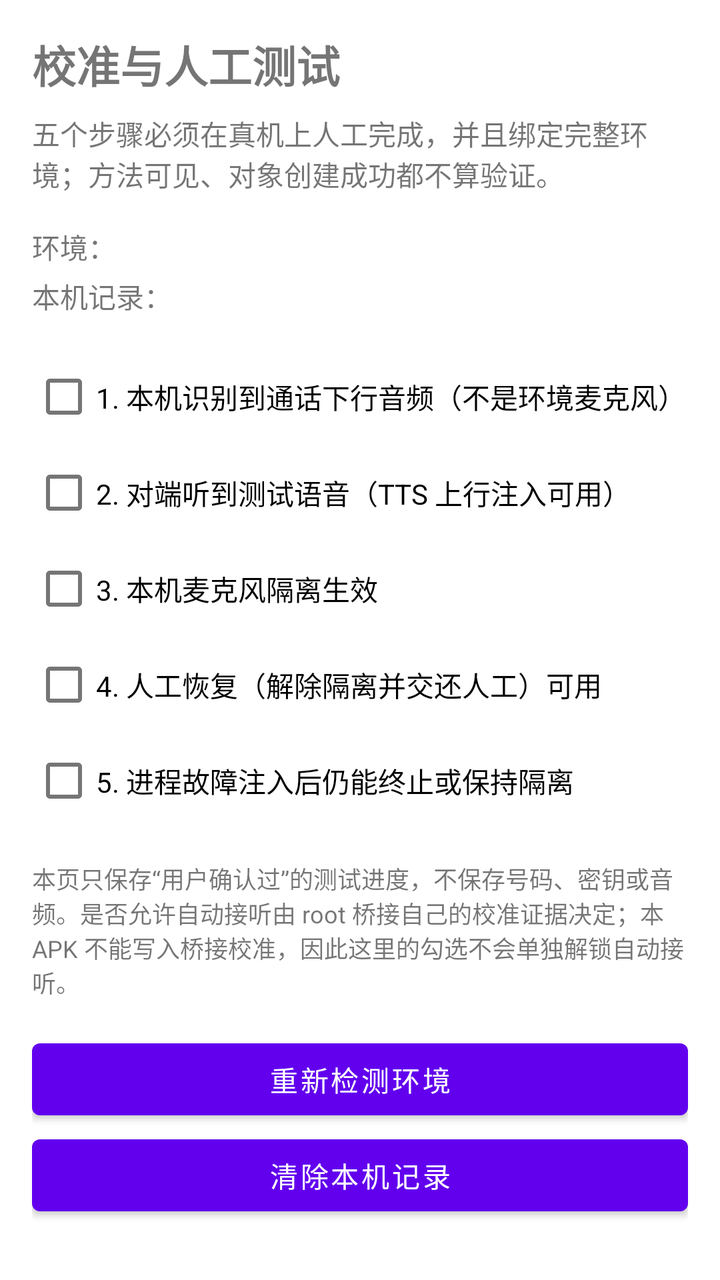
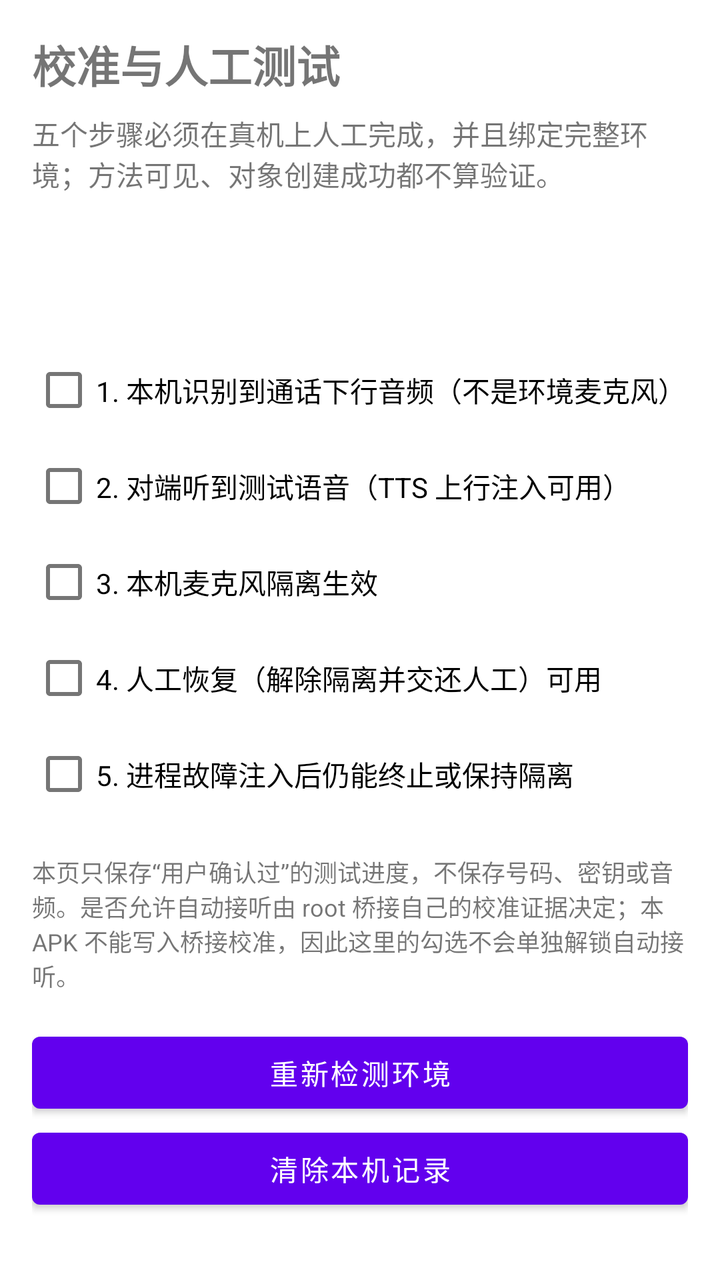

Compare the two renders of this Android layout. The source of the first and the diff that turns it into the second are given below.
<!-- AndroidManifest.xml: application theme Theme.AgentCall -->
<!-- res/layout/activity_calibration.xml -->
<?xml version="1.0" encoding="utf-8"?>
<ScrollView xmlns:android="http://schemas.android.com/apk/res/android"
    android:layout_width="match_parent"
    android:layout_height="match_parent"
    android:fillViewport="true">

    <LinearLayout
        android:layout_width="match_parent"
        android:layout_height="wrap_content"
        android:orientation="vertical"
        android:padding="16dp">

        <TextView
            android:layout_width="match_parent"
            android:layout_height="wrap_content"
            android:text="@string/calibration_title"
            android:textSize="22sp"
            android:textStyle="bold" />

        <TextView
            android:layout_width="match_parent"
            android:layout_height="wrap_content"
            android:layout_marginTop="8dp"
            android:text="@string/calibration_intro" />

        <TextView
            android:id="@+id/calibration_environment"
            android:layout_width="match_parent"
            android:layout_height="wrap_content"
            android:layout_marginTop="16dp"
            android:text="@string/calibration_environment_prefix" />

        <TextView
            android:id="@+id/calibration_state"
            android:layout_width="match_parent"
            android:layout_height="wrap_content"
            android:layout_marginTop="4dp"
            android:text="@string/calibration_state_prefix" />

        <TextView
            android:id="@+id/calibration_environment_note"
            android:layout_width="match_parent"
            android:layout_height="wrap_content"
            android:layout_marginTop="4dp"
            android:text="@string/calibration_environment_missing_note"
            android:textSize="12sp"
            android:visibility="gone" />

        <CheckBox
            android:id="@+id/step_downlink"
            android:layout_width="match_parent"
            android:layout_height="wrap_content"
            android:layout_marginTop="16dp"
            android:text="@string/calibration_step_downlink" />

        <CheckBox
            android:id="@+id/step_peer_heard"
            android:layout_width="match_parent"
            android:layout_height="wrap_content"
            android:text="@string/calibration_step_peer_heard" />

        <CheckBox
            android:id="@+id/step_mic_isolated"
            android:layout_width="match_parent"
            android:layout_height="wrap_content"
            android:text="@string/calibration_step_mic_isolated" />

        <CheckBox
            android:id="@+id/step_manual_restore"
            android:layout_width="match_parent"
            android:layout_height="wrap_content"
            android:text="@string/calibration_step_manual_restore" />

        <CheckBox
            android:id="@+id/step_process_failure"
            android:layout_width="match_parent"
            android:layout_height="wrap_content"
            android:text="@string/calibration_step_process_failure" />

        <TextView
            android:layout_width="match_parent"
            android:layout_height="wrap_content"
            android:layout_marginTop="16dp"
            android:text="@string/calibration_note"
            android:textSize="12sp" />

        <Button
            android:id="@+id/button_refresh_environment"
            android:layout_width="match_parent"
            android:layout_height="wrap_content"
            android:layout_marginTop="16dp"
            android:text="@string/calibration_button_refresh" />

        <Button
            android:id="@+id/button_reset"
            android:layout_width="match_parent"
            android:layout_height="wrap_content"
            android:text="@string/calibration_button_reset" />
    </LinearLayout>
</ScrollView>
<!-- resources referenced by this layout -->
<resources>
  <string name="calibration_button_refresh">重新检测环境</string>
  <string name="calibration_button_reset">清除本机记录</string>
  <string name="calibration_environment_missing_note">当前取不到完整的设备环境（桥接未向 APP 开放 diagnose），因此五步全部勾选也不能标记为已验证。</string>
  <string name="calibration_environment_prefix">环境：</string>
  <string name="calibration_intro">五个步骤必须在真机上人工完成，并且绑定完整环境；方法可见、对象创建成功都不算验证。</string>
  <string name="calibration_note">本页只保存“用户确认过”的测试进度，不保存号码、密钥或音频。是否允许自动接听由 root 桥接自己的校准证据决定；本 APK 不能写入桥接校准，因此这里的勾选不会单独解锁自动接听。</string>
  <string name="calibration_state_prefix">本机记录：</string>
  <string name="calibration_step_downlink">1. 本机识别到通话下行音频（不是环境麦克风）</string>
  <string name="calibration_step_manual_restore">4. 人工恢复（解除隔离并交还人工）可用</string>
  <string name="calibration_step_mic_isolated">3. 本机麦克风隔离生效</string>
  <string name="calibration_step_peer_heard">2. 对端听到测试语音（TTS 上行注入可用）</string>
  <string name="calibration_step_process_failure">5. 进程故障注入后仍能终止或保持隔离</string>
  <string name="calibration_title">校准与人工测试</string>
  <style name="Theme.AgentCall" parent="Theme.MaterialComponents.DayNight.DarkActionBar">
          
          <item name="colorPrimary">@color/purple_500</item>
          <item name="colorPrimaryVariant">@color/purple_700</item>
          <item name="colorOnPrimary">@color/white</item>
          
          <item name="colorSecondary">@color/teal_200</item>
          <item name="colorSecondaryVariant">@color/teal_700</item>
          <item name="colorOnSecondary">@color/black</item>
          
          <item name="android:statusBarColor">?attr/colorPrimaryVariant</item>
          
      </style>
  <color name="purple_500">#FF6200EE</color>
  <color name="purple_700">#FF3700B3</color>
  <color name="white">#FFFFFFFF</color>
  <color name="teal_200">#FF03DAC5</color>
  <color name="teal_700">#FF018786</color>
  <color name="black">#FF000000</color>
</resources>

<!-- the commit's change to res/layout/activity_calibration.xml (unified diff, before → after) -->
@@ -27,15 +27,13 @@
             android:id="@+id/calibration_environment"
             android:layout_width="match_parent"
             android:layout_height="wrap_content"
-            android:layout_marginTop="16dp"
-            android:text="@string/calibration_environment_prefix" />
+            android:layout_marginTop="16dp" />
 
         <TextView
             android:id="@+id/calibration_state"
             android:layout_width="match_parent"
             android:layout_height="wrap_content"
-            android:layout_marginTop="4dp"
-            android:text="@string/calibration_state_prefix" />
+            android:layout_marginTop="4dp" />
 
         <TextView
             android:id="@+id/calibration_environment_note"
<!-- resource entries referenced after the edit -->
@@ -3,10 +3,8 @@
   <string name="calibration_button_refresh">重新检测环境</string>
   <string name="calibration_button_reset">清除本机记录</string>
   <string name="calibration_environment_missing_note">当前取不到完整的设备环境（桥接未向 APP 开放 diagnose），因此五步全部勾选也不能标记为已验证。</string>
-  <string name="calibration_environment_prefix">环境：</string>
   <string name="calibration_intro">五个步骤必须在真机上人工完成，并且绑定完整环境；方法可见、对象创建成功都不算验证。</string>
   <string name="calibration_note">本页只保存“用户确认过”的测试进度，不保存号码、密钥或音频。是否允许自动接听由 root 桥接自己的校准证据决定；本 APK 不能写入桥接校准，因此这里的勾选不会单独解锁自动接听。</string>
-  <string name="calibration_state_prefix">本机记录：</string>
   <string name="calibration_step_downlink">1. 本机识别到通话下行音频（不是环境麦克风）</string>
   <string name="calibration_step_manual_restore">4. 人工恢复（解除隔离并交还人工）可用</string>
   <string name="calibration_step_mic_isolated">3. 本机麦克风隔离生效</string>
